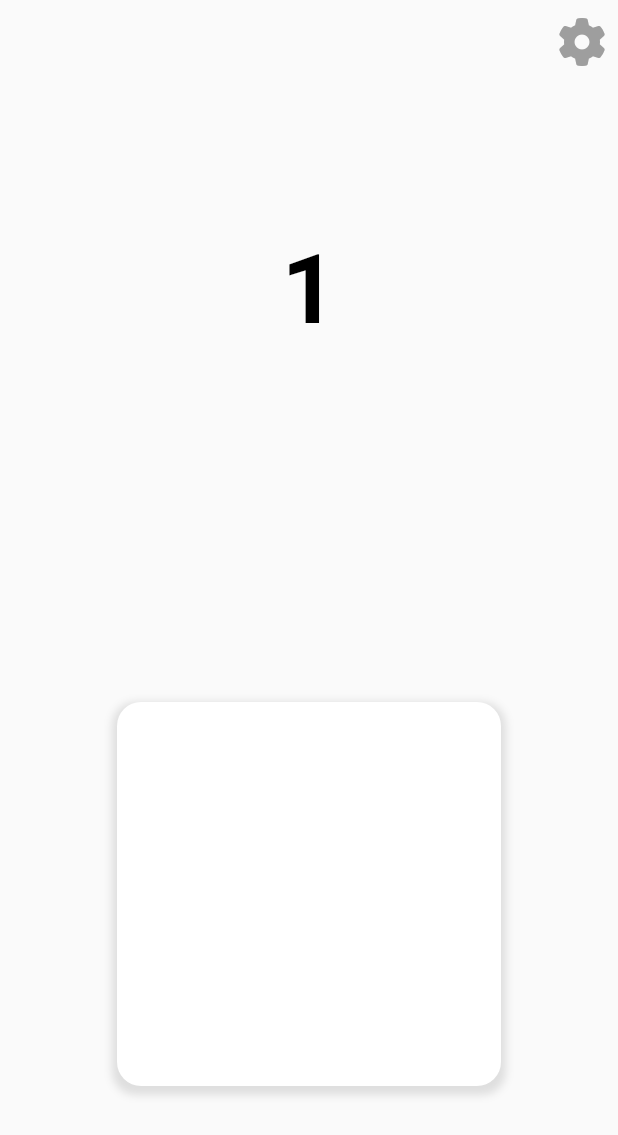
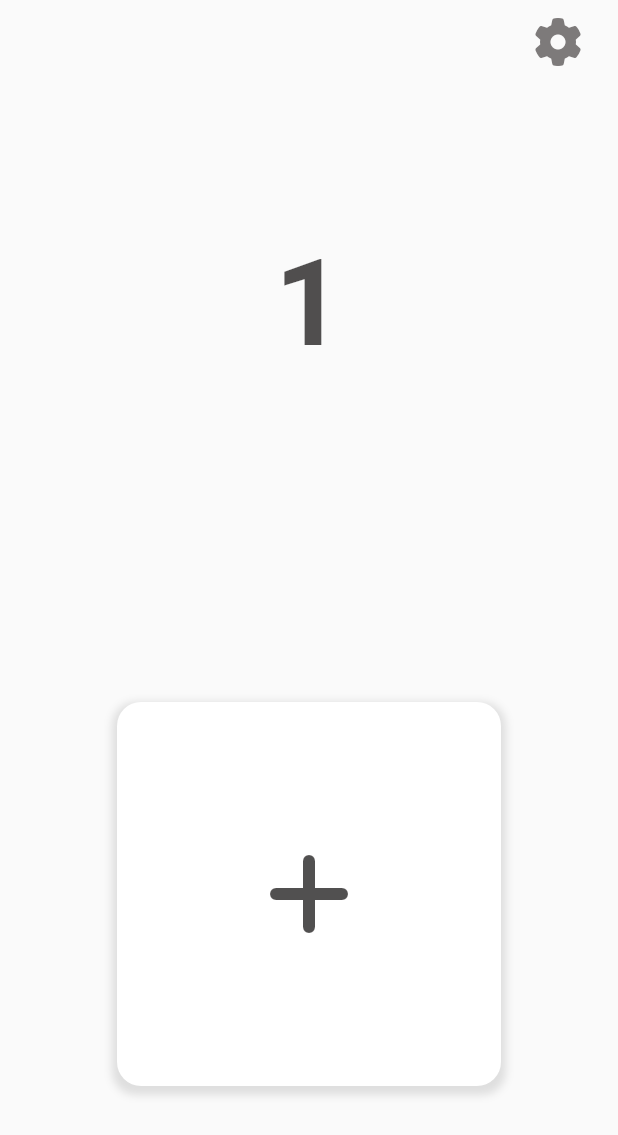
Before and after one commit to yongdo-kim/2023_counter_app, a Flutter app: the screen it shows after launch, after a tap on an icon or button, on a phone screen of 412 x 824 dp. Shown: the top 1135 px of the screen. Run offline on Flutter 3.47's test engine with Material 2 defaults, Android fonts, the phone set to English and light mode, and no system bars; drawn by our look-alikes of animated_flip_counter; our stand-ins replace bloc, equatable, firebase_analytics, firebase_core, firebase_crashlytics, flutter_bloc and 5 more; accounts and stored records are empty.

Commit message:
feat save counter

```diff
--- a/lib/common/hive/hive_setup.dart
+++ b/lib/common/hive/hive_setup.dart
@@ -10,6 +10,5 @@ class HiveSetup {
   Future<void> registerAllAdapterAndOpenBoxes() async {
     //TODO : 공통부부문이 아니라서 따로 빼둠
     HiveDomain().registerAllAdapter();
-    await HiveDomain().openAllBoxes();
   }
 }
--- a/lib/counter/application/counter_bloc.dart
+++ b/lib/counter/application/counter_bloc.dart
@@ -1,4 +1,6 @@
 import 'package:bloc/bloc.dart';
+import 'package:counter2023/counter/domain/counter.dart';
+import 'package:counter2023/counter/hive/hive_domain.dart';
 import 'package:equatable/equatable.dart';
 import 'package:injectable/injectable.dart';
 
@@ -8,11 +10,21 @@ part 'counter_state.dart';
 @injectable
 class CounterBloc extends Bloc<CounterEvent, CounterState> {
   CounterBloc() : super(CounterState.initial()) {
+    on<CounterStarted>(_onCounterStarted);
     on<CounterUp>(_onCounterUp);
     on<CounterDown>(_onCounterDown);
   }
 
-  void _onCounterUp(CounterUp event, Emitter<CounterState> emit) {
+  Future<void> _onCounterStarted(
+      CounterStarted event, Emitter<CounterState> emit) async {
+    final countBox = await HiveDomain.getCountBox;
+    final numberField = countBox.get('number');
+    emit(state.copyWith(count: numberField?.number ?? 0));
+  }
+
+  Future<void> _onCounterUp(CounterUp event, Emitter<CounterState> emit) async {
+    final countBox = await HiveDomain.getCountBox;
+    await countBox.put('number', Count(number: state.count + 1));
     emit(state.copyWith(count: state.count + 1));
   }
 
--- a/lib/counter/hive/hive_domain.dart
+++ b/lib/counter/hive/hive_domain.dart
@@ -6,7 +6,8 @@ class HiveDomain {
     Hive.registerAdapter(CountAdapter());
   }
 
-  Future<void> openAllBoxes() async {
-    await Hive.openBox<Count>('countBox');
+  static Future<Box<Count>> get getCountBox async {
+    final countBox = await Hive.openBox<Count>('countBox');
+    return countBox;
   }
 }
--- a/lib/counter/presentation/counterPage.dart
+++ b/lib/counter/presentation/counterPage.dart
@@ -3,6 +3,7 @@ import 'package:counter2023/common/injectable/injectable.dart';
 import 'package:counter2023/counter/application/counter_bloc.dart';
 import 'package:counter2023/counter/presentation/settingPage.dart';
 import 'package:counter2023/design/button/nari_button.dart';
+import 'package:counter2023/design/color/nari_color.dart';
 import 'package:counter2023/design/font/nari_font.dart';
 import 'package:flutter/material.dart';
 import 'package:flutter_bloc/flutter_bloc.dart';
@@ -18,26 +19,32 @@ class CounterApp extends StatelessWidget {
         elevation: 0,
         backgroundColor: Colors.transparent,
         actions: [
-          IconButton(
+          Padding(
+            padding: const EdgeInsets.only(right: 16),
+            child: IconButton(
                 icon: const FaIcon(
                   FontAwesomeIcons.gear,
-                color: Colors.grey,
+                  color: NariColor.primaryGrey,
                   size: 32,
                 ),
                 onPressed: () {
                   Navigator.push(
                     context,
-                  MaterialPageRoute(builder: (context) => const SettingPage()),
+                    MaterialPageRoute(
+                        builder: (context) => const SettingPage()),
                   );
                 }),
+          ),
         ],
       ),
       body: SafeArea(
         child: BlocProvider(
-          create: (context) => getIt<CounterBloc>(),
+          create: (context) => getIt<CounterBloc>()..add(const CounterStarted()),
           child: BlocBuilder<CounterBloc, CounterState>(
             builder: (context, state) {
-              return Column(
+              return Padding(
+                padding: const EdgeInsets.symmetric(horizontal: 16),
+                child: Column(
                   children: [
                     const SizedBox(
                       height: 100,
@@ -45,9 +52,7 @@ class CounterApp extends StatelessWidget {
                     AnimatedFlipCounter(
                         value: state.count,
                         textStyle: NariFont.bold.copyWith(
-                        fontSize: 64,
-                        color: Colors.black,
-                      )),
+                            fontSize: 80, color: NariColor.primaryBlack)),
                     Expanded(child: Container()),
                     NariButton(
                       width: 256,
@@ -63,6 +68,7 @@ class CounterApp extends StatelessWidget {
                       height: 100,
                     )
                   ],
+                ),
               );
             },
           ),
--- a/lib/design/button/nari_button.dart
+++ b/lib/design/button/nari_button.dart
@@ -9,13 +9,14 @@ class NariButton extends StatelessWidget {
   final EdgeInsets? padding;
   final String? text;
   final IconData? iconData;
+  final Color? iconColor;
   final double? iconSize;
   final Color? backgroundColor;
   final Function() onTap;
   final Function()? onLongTap;
 
-  const NariButton({
-    super.key,
+  const NariButton(
+      {super.key,
       this.width,
       this.height,
       this.padding,
@@ -25,7 +26,7 @@ class NariButton extends StatelessWidget {
       this.backgroundColor,
       required this.onTap,
       this.onLongTap,
-  });
+      this.iconColor});
 
   @override
   Widget build(BuildContext context) {
@@ -55,7 +56,7 @@ class NariButton extends StatelessWidget {
               children: [
                 FaIcon(
                   iconData,
-                  color: Colors.white,
+                  color: iconColor ?? NariColor.primaryBlack,
                   size: iconSize ?? 32,
                 ),
                 Visibility(
--- a/lib/design/color/nari_color.dart
+++ b/lib/design/color/nari_color.dart
@@ -1,5 +1,7 @@
 import 'package:flutter/material.dart';
 
 class NariColor {
+  static const primaryBlack = Color.fromARGB(197, 30, 28, 28);
+  static const primaryGrey = Color.fromARGB(197, 88, 84, 84);
   static final primaryColor = Colors.blue[600];
 }
```
Lines whose indentation alone changed are shown as unchanged.
